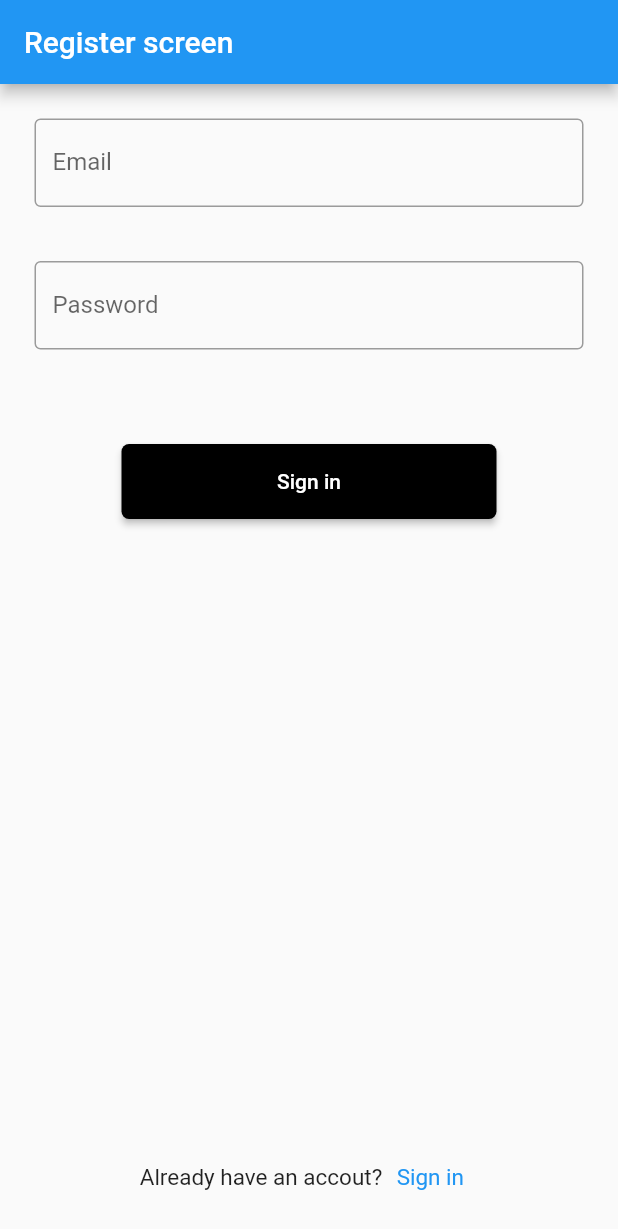
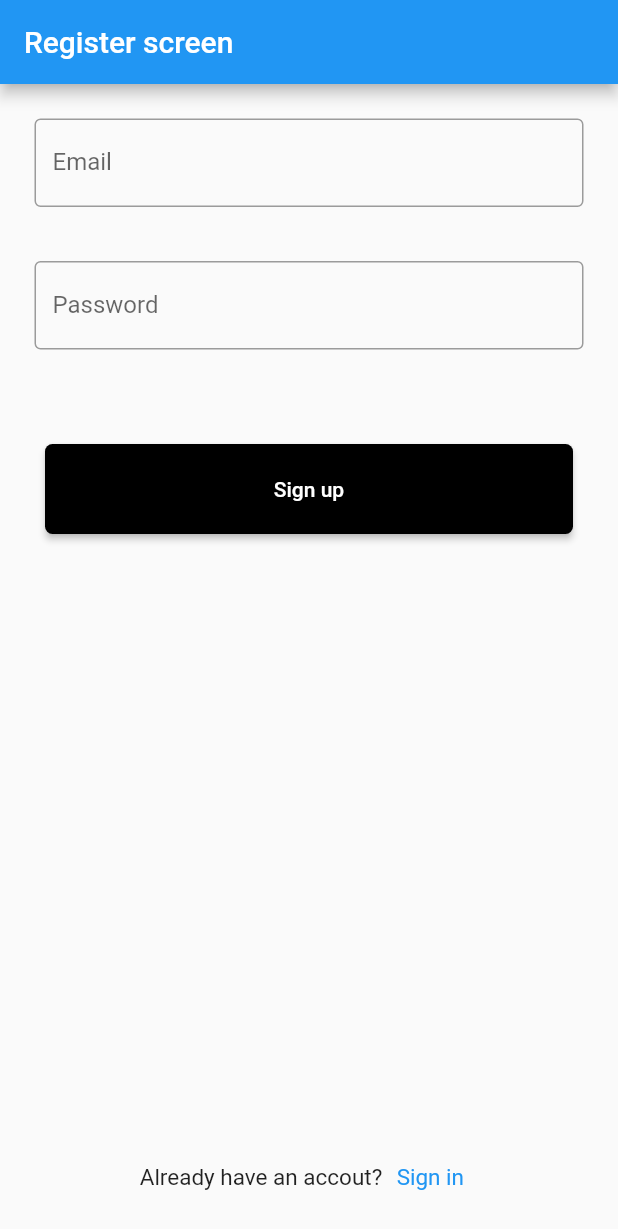
Before and after one commit to Kaviraghul/contacts-app, a Flutter app: the screen it shows after launch, after a tap on "Sign up", on a phone screen of 412 x 824 dp. Shown: the top 1229 px of the screen. Run offline on Flutter 3.47's test engine with Material 2 defaults, Android fonts, the phone set to English and light mode, and no system bars; our stand-ins replace cloud_firestore, firebase_auth, firebase_core, freezed_annotation, go_router, lottie and 1 more; accounts and stored records are empty; network calls fail.

```diff
--- a/lib/app/services/firebase_auth.dart
+++ b/lib/app/services/firebase_auth.dart
@@ -5,6 +5,7 @@ final FirebaseAuth _auth = FirebaseAuth.instance;
 final FirebaseFirestore _firestore = FirebaseFirestore.instance;
 
 class Firebase {
+  // user sign in
   static Future<UserCredential> signIn(String email, String password) async {
     return await _auth.signInWithEmailAndPassword(
       email: email,
--- a/lib/view/navigation/screens.dart
+++ b/lib/view/navigation/screens.dart
@@ -2,7 +2,6 @@ import 'package:contacts_app/app/peferences/user_preferences.dart';
 import 'package:contacts_app/view/screens/authentication/login/login_view.dart';
 import 'package:contacts_app/view/screens/authentication/register/register_view.dart';
 import 'package:contacts_app/view/screens/contacts/contacts_view.dart';
-import 'package:firebase_auth/firebase_auth.dart';
 import 'package:flutter/material.dart';
 import 'package:go_router/go_router.dart';
 
@@ -35,10 +34,5 @@ class Screens extends StatelessWidget {
 }
 
 String _getInitialRoute() {
-  print('csk will win');
-  if (UserPreferences.isLoggedIn()) {
-    return '/contactsScreen';
-  } else {
-    return '/';
-  }
+  return UserPreferences.isLoggedIn() ? '/contactsScreen' : '/';
 }
--- a/lib/view/screens/authentication/register/register_view.dart
+++ b/lib/view/screens/authentication/register/register_view.dart
@@ -79,12 +79,14 @@ class _RegisterViewState extends State<RegisterView> {
                 child: ElevatedButton(
                   style: ElevatedButton.styleFrom(
                       backgroundColor: Colors.black,
-                      fixedSize: const Size(250, 50),
+                      minimumSize: const Size(double.infinity, 60),
                       shape: RoundedRectangleBorder(
                           borderRadius: BorderRadius.circular(5))),
-                  child: const Text('Sign in'),
+                  child: const Text('Sign up'),
                   onPressed: () => _viewModel.register(
-                      _userEmailController.text, _userPasswordController.text),
+                      _userEmailController.text,
+                      _userPasswordController.text,
+                      context),
                 ),
               ),
             ],
--- a/lib/view/screens/authentication/register/register_view_model.dart
+++ b/lib/view/screens/authentication/register/register_view_model.dart
@@ -3,6 +3,8 @@ import 'dart:async';
 import 'package:contacts_app/view/base/base_view_model.dart';
 import 'package:contacts_app/view/common/freezed_data_classes.dart';
 import 'package:firebase_auth/firebase_auth.dart';
+import 'package:flutter/material.dart';
+import 'package:go_router/go_router.dart';
 
 class RegisterViewModel extends BaseViewModel
     with RegisterViewModelInputs, RegisterViewModelOutputs {
@@ -60,7 +62,7 @@ class RegisterViewModel extends BaseViewModel
   }
 
   @override
-  register(String email, String password) async {
+  register(String email, String password, BuildContext context) async {
     try {
       UserCredential userCredential =
           await _auth.createUserWithEmailAndPassword(
@@ -70,6 +72,7 @@ class RegisterViewModel extends BaseViewModel
       User? user = userCredential.user;
 
       print('User registered: ${user?.uid}');
+      context.go('/');
     } catch (e) {
       print('Registration failed: $e');
     }
@@ -129,7 +132,7 @@ abstract class RegisterViewModelInputs {
   setUserEmail(String email);
   setUserPassword(String password);
   setUserConfirmPassword(String confirmPassword);
-  register(String email, String password);
+  register(String email, String password, BuildContext context);
 
   Sink get inputUserEmail;
   Sink get inputUserPassword;
```
Also changed, not shown: lib/view/common/app_dialogs.dart (added, +49 -0 lines), lib/view/resources/appStrings.dart (+12 -0 lines), lib/view/screens/authentication/login/login_view_model.dart (+5 -7 lines), lib/view/screens/contacts/contacts_view.dart (+41 -54 lines), lib/view/screens/contacts/contacts_view_model.dart (+9 -3 lines).
